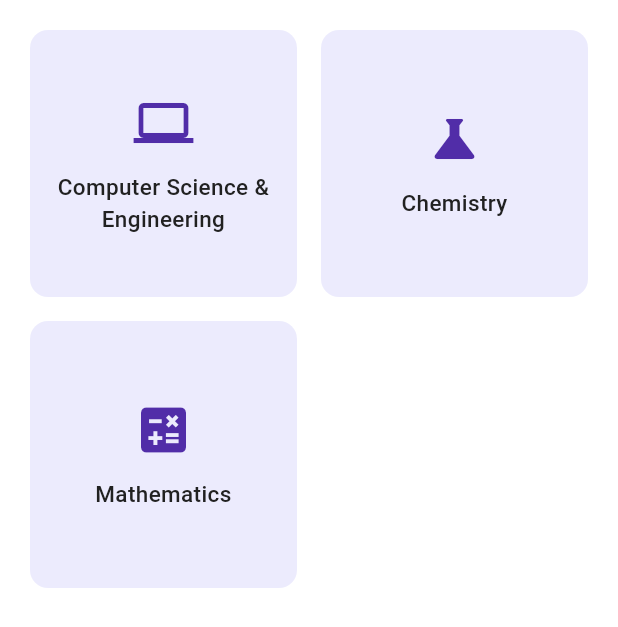
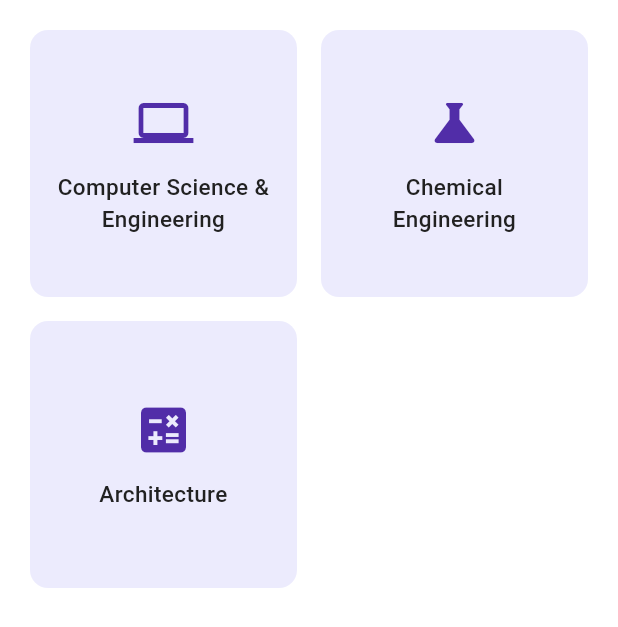
Before and after one commit to Deesun-Abar-Ke/CampusNet, a Flutter app: the StudyMaterialsHome screen opened directly, on a phone screen of 412 x 824 dp. Shown: the top 627 px of the screen. Run offline on Flutter 3.47's test engine with Material 3 defaults, Android fonts, the phone set to English and light mode, and no system bars.

Commit message:
phone version

```diff
--- a/lib/screens/study_materials/study_materials_home.dart
+++ b/lib/screens/study_materials/study_materials_home.dart
@@ -17,7 +17,7 @@ class StudyMaterialsHome extends StatelessWidget {
       ],
     },
     {
-      'name': 'Chemistry',
+      'name': 'Chemical Engineering',
       'icon': Icons.science,
       'courses': [
         'Chemistry Fundamentals (CHEM - 101)',
@@ -26,7 +26,7 @@ class StudyMaterialsHome extends StatelessWidget {
       ],
     },
     {
-      'name': 'Mathematics',
+      'name': 'Architecture',
       'icon': Icons.calculate,
       'courses': [
         'Linear Algebra',
```
Also changed, not shown: 1 other file.
